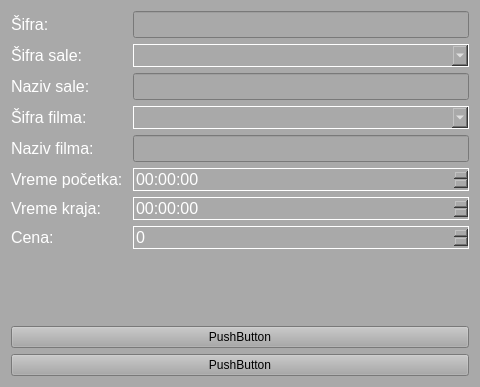
The window that I_godina/I_semestar/Osnove_Programiranja/Projekat/Screens/Manager/Data/Projekcije/ProjekcijeFormDesign.ui (MihajloMilojevic/FTN) describes before a commit, drawn with Qt 5.
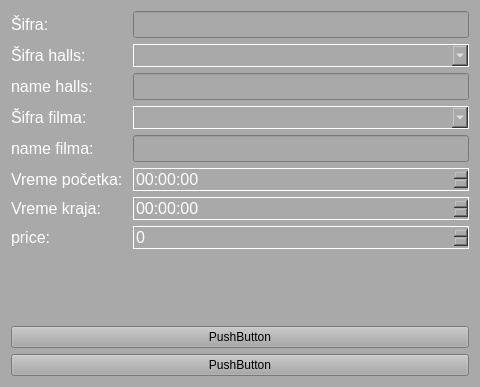
The same window after the commit.

What changed in the file:
```diff
--- a/I_godina/I_semestar/Osnove_Programiranja/Projekat/Screens/Manager/Data/Projekcije/ProjekcijeFormDesign.ui
+++ b/I_godina/I_semestar/Osnove_Programiranja/Projekat/Screens/Manager/Data/Projekcije/ProjekcijeFormDesign.ui
@@ -63,7 +63,7 @@
         <string notr="true">color: white; lbl</string>
        </property>
        <property name="text">
-        <string>Šifra sale:</string>
+        <string>Šifra halls:</string>
        </property>
       </widget>
      </item>
@@ -90,7 +90,7 @@
         <string notr="true">color: white; lbl</string>
        </property>
        <property name="text">
-        <string>Naziv sale:</string>
+        <string>name halls:</string>
        </property>
       </widget>
      </item>
@@ -147,7 +147,7 @@
         <string notr="true">color: white; lbl</string>
        </property>
        <property name="text">
-        <string>Naziv filma: </string>
+        <string>name filma: </string>
        </property>
       </widget>
      </item>
@@ -237,7 +237,7 @@
         <string notr="true">color: white; lbl</string>
        </property>
        <property name="text">
-        <string>Cena: </string>
+        <string>price: </string>
        </property>
       </widget>
      </item>
```
